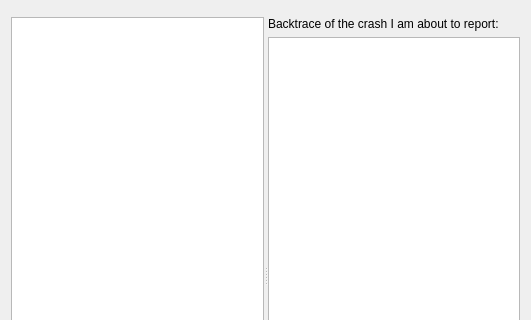
This is drkonqi/ui/assistantpage_bugzilla_duplicates_dialog.ui in KDE/kde-runtime as Qt 5 draws it before an edit; both pictures show x 0 to 531 and y 0 to 320 of the 531 by 564 pixel window. The edited form follows.
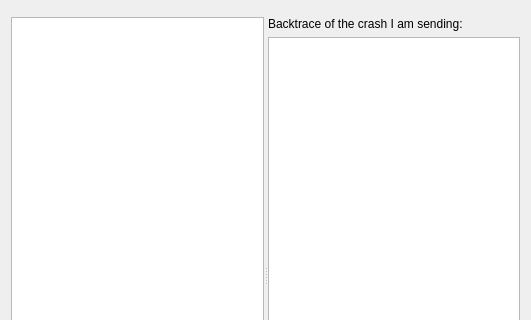
This is the edited form. Custom widgets are drawn as their Qt base class.

Commit message:
Add checkbox to enable restarting the application when finishing the Report Assistant
Small fixes
Updated ToDo

Patch:
```diff
--- a/drkonqi/ui/assistantpage_bugzilla_duplicates_dialog.ui
+++ b/drkonqi/ui/assistantpage_bugzilla_duplicates_dialog.ui
@@ -38,7 +38,7 @@
        <item>
         <widget class="QLabel" name="m_backtraceTitleLabel">
          <property name="text">
-          <string comment="@label:textbox">Backtrace of the crash I am about to report:</string>
+          <string comment="@label:textbox">Backtrace of the crash I am sending:</string>
          </property>
         </widget>
        </item>
```
The commit also changes 8 other files.
